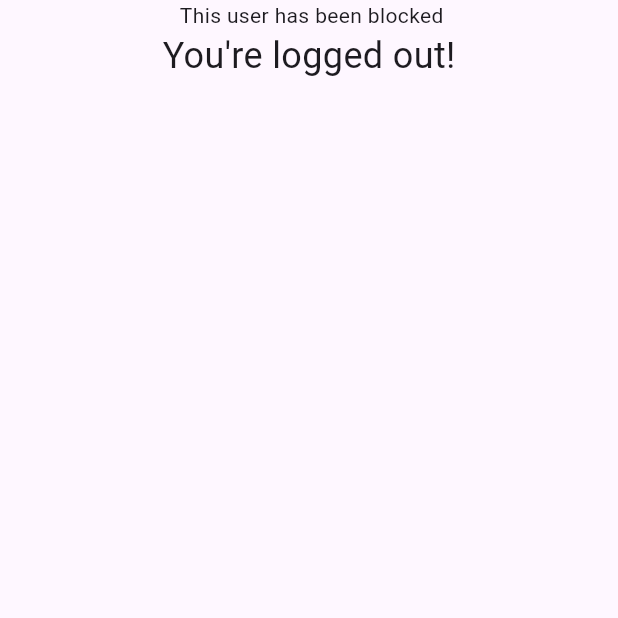
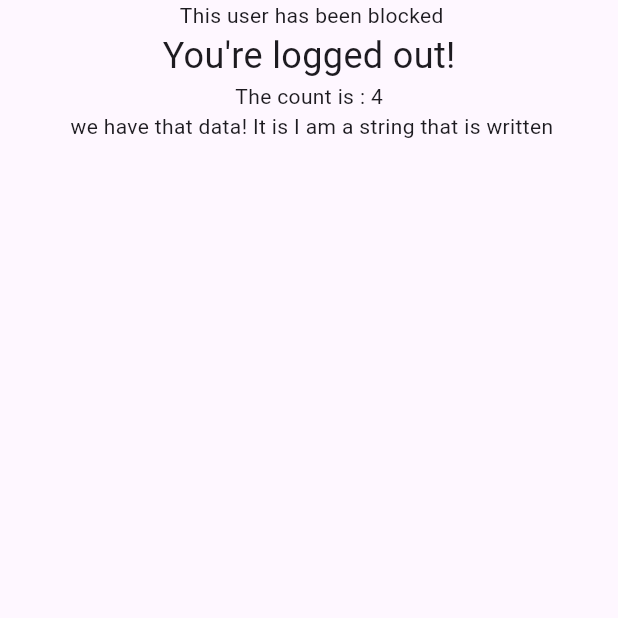
Before and after one commit to Nayashaa/dart_learning_examples, a Flutter app: the screen it shows after launch, on a phone screen of 412 x 824 dp, the top half of it. Run offline on Flutter 3.47's test engine with Material 3 defaults, Android fonts, the phone set to English and light mode, and no system bars; our stand-ins replace bloc.

Commit message:
"lots of streams, streamControllers, iterators & more"

```diff
--- /dev/null
+++ b/devtools_options.yaml
@@ -0,0 +1 @@
+extensions:
--- /dev/null
+++ b/lib/iterables/iterables.dart
@@ -0,0 +1,8 @@
+// TODO Implement this library.
+//
+//
+Iterable<int> generateNumbersIterable(int count) sync* {
+  for (int i = 0; i < count; i++) {
+    yield i;
+  }
+}
--- a/lib/main.dart
+++ b/lib/main.dart
@@ -1,67 +1,22 @@
 import 'dart:async';
-
-import 'package:dart_learning_examples/objects/person.dart';
 import 'package:dart_learning_examples/objects/user.dart';
 import 'package:dart_learning_examples/streams/stream.dart';
+import 'package:dart_learning_examples/streams/stream_controller.dart';
+import 'package:dart_learning_examples/streams/stream_init_functions.dart';
+import 'package:dart_learning_examples/streams/widget_streams/stream_stateful_widgets.dart';
+import 'package:dart_learning_examples/streams/widget_streams/stream_stateless_widgets.dart';
 import 'package:flutter/material.dart';
 
 void main() {
   runApp(const MainApp());
 
-  // var susan = Friend()..setName("klye");
-  // print(susan.getName()); // Outputs: klye
-  // print(susan.name);
-  // print(generateNumbers().listen((event) {}));
-  generateNumbers().forEach((element) {
-    // print(element);
-  });
+  streamControllerExample();
 
-  Future.delayed(Duration(seconds: 5), () {
-    // Cancel the subscription after 5 seconds
-    // This is just to demonstrate that forEach will keep processing until the stream is done or an error occurs.
-    // In this case, we'll cancel the subscription after 5 seconds to terminate the stream.
-    generateNumbers().listen(null).cancel();
-  });
-////////////////////////////
-  // StreamSubscription<int> subscription = generateNumbers().listen(
-  //   (event) {
-  //     print(event);
-  //   },
-  // );
+  // iterableGenerateNumbersFunction();
 
-  // Future.delayed(Duration(seconds: 5), () {
-  //   // Cancel the subscription after 2 seconds
-  //   subscription.cancel();
-  // });
-  ///////////////////////////
+  // generateNumbersFunction();
 
-  // generateNumbers().listen((event) {
-  //   (event) {
-  //     print(event);
-  //   };
-  // });
-
-  // generateNumbers().listen((event) {
-  //   print(event);
-  // });
-
-  // generateNumbers().listen((event) {
-  //   print(event);
-  // });
-
-  // print(Friend().name);
-  // var susan = Friend()..name = "klye";
-  // print(susan.name);
-
-  // countDown().listen(
-  //   (event) {
-  //     print(event);
-  //   },
-  // );
-
-  // Women(name: "sandea").makeSound();
-  // print(PremiumUser(name: "carlie").isActive);
-  // print(BlockedUser(template: Blocked(), name: "percy").isActive);
+  // printName();
 }
 
 class MainApp extends StatelessWidget {
@@ -76,7 +31,12 @@ class MainApp extends StatelessWidget {
           child: Column(
             children: [
               Text(BlockedUser(template: Blocked(), name: "user").description),
-              CountDownWidget()
+              OneGeneratorWidget(),
+              CountDownWidget(),
+              CountUpWidget(),
+              FutureBuilderExample(
+                passedFuture: writeAString(),
+              ),
             ],
           ),
         ),
@@ -84,42 +44,3 @@ class MainApp extends StatelessWidget {
     );
   }
 }
-
-class CountDownWidget extends StatelessWidget {
-  final Stream<int> _countDownStream = countDown();
-
-  CountDownWidget({super.key});
-
-  @override
-  Widget build(BuildContext context) {
-    return StreamBuilder<int>(
-      stream: _countDownStream,
-      builder: (context, snapshot) {
-        if (snapshot.data == 0) {
-          print("i will log you out");
-          return const Center(
-            child: Text(
-              "You're logged out!",
-              style: TextStyle(fontSize: 24),
-            ),
-          );
-        } else if (snapshot.hasData) {
-          return Center(
-            child: Text(
-              'You will be logged out in: ${snapshot.data}',
-              style: const TextStyle(fontSize: 24),
-            ),
-          );
-        } else if (snapshot.hasError) {
-          return Center(
-            child: Text('Error: ${snapshot.error}'),
-          );
-        } else {
-          return const Center(
-            child: CircularProgressIndicator(),
-          );
-        }
-      },
-    );
-  }
-}
--- a/lib/streams/stream.dart
+++ b/lib/streams/stream.dart
@@ -28,27 +28,35 @@ Stream<int> countDown() async* {
   }
 }
 
+Stream<int> countUp() async* {
+  for (var i = 0; i < 5; i++) {
+    await Future.delayed(Duration(seconds: 1));
+    yield i;
+  }
+}
+
 Stream<int> generateNumbers() async* {
   while (true) {
-    await Future.delayed(Duration(seconds: 1));
+    await Future.delayed(const Duration(seconds: 1));
     yield 1;
   }
 }
 
 Stream<int> generateNumbers2() async* {
-  yield* Stream.periodic(Duration(seconds: 1), (count) => 1);
+  yield* Stream.periodic(const Duration(seconds: 1), (count) => 1);
 }
 
-/// dont remmeber how to handle a stream.
+/// Futures:
+///
+///
 
+Future<String> fetchSomeData() async {
+  // Some asynchronous operation, e.g., fetching data from a server
+  await Future.delayed(Duration(seconds: 2));
+  return "dude";
+}
 
-// Future<Stream<Widget>> widgetStream() async {
-//   print(widgetStream());
-//   List<Widget> widgetList = [];
-//   for (var i = 0; i < 5; i++) {
-//     widgetList.add(Container(
-//       child: Text("ha"),
-//     ));
-//   }
-//   return await Future.delayed(Duration(seconds: 1));
-// }
+Future<String> writeAString() async {
+  await Future.delayed(Duration(seconds: 5));
+  return "I am a string that is written";
+}
--- /dev/null
+++ b/lib/streams/widget_streams/stream_stateless_widgets.dart
@@ -0,0 +1,94 @@
+import 'dart:async';
+
+import 'package:dart_learning_examples/streams/stream.dart';
+import 'package:flutter/material.dart';
+
+class CountDownWidget extends StatelessWidget {
+  final Stream<int> _countDownStream = countDown();
+
+  CountDownWidget({super.key});
+
+  @override
+  Widget build(BuildContext context) {
+    return StreamBuilder<int>(
+      stream: _countDownStream,
+      builder: (context, snapshot) {
+        if (snapshot.data == 0) {
+          print("i will log you out");
+          return const Center(
+            child: Text(
+              "You're logged out!",
+              style: TextStyle(fontSize: 24),
+            ),
+          );
+        } else if (snapshot.hasData) {
+          return Center(
+            child: Text(
+              'You will be logged out in: ${snapshot.data}',
+              style: const TextStyle(fontSize: 24),
+            ),
+          );
+        } else if (snapshot.hasError) {
+          return Center(
+            child: Text('Error: ${snapshot.error}'),
+          );
+        } else {
+          return const Center(
+            child: CircularProgressIndicator(),
+          );
+        }
+      },
+    );
+  }
+}
+
+class CountUpWidget extends StatelessWidget {
+  const CountUpWidget({super.key});
+
+  @override
+  Widget build(BuildContext context) {
+    return StreamBuilder(
+        stream: countUp(),
+        builder: (context, snapshot) {
+          if (snapshot.data == 0) {
+            return Text("Starting count! ");
+          } else if (snapshot.hasData) {
+            return Text("The count is : ${snapshot.data}");
+          } else if (snapshot.hasError) {
+            return Text('Error: ${snapshot.error}');
+          } else {
+            return CircularProgressIndicator();
+          }
+        });
+  }
+}
+
+class FutureBuilderExample extends StatelessWidget {
+  final Future<String> passedFuture;
+
+  const FutureBuilderExample({super.key, required this.passedFuture});
+
+  @override
+  Widget build(BuildContext context) {
+    return FutureBuilder(
+        future: passedFuture,
+        builder: (context, snapshot) {
+          if (snapshot.hasData) {
+            return Text(" we have that data! It is ${snapshot.data}");
+          } else if (snapshot.hasError) {
+            return Text("oh no theres an error ${snapshot.error}");
+          } else {
+            return CircularProgressIndicator();
+          }
+        });
+  }
+}
+
+class MyWidget extends StatelessWidget {
+  const MyWidget({super.key});
+
+  @override
+  Widget build(BuildContext context) {
+    return const Placeholder();
+  }
+}
```
Also changed, not shown: lib/iterables/iterable_init_functions.dart (added, +9 -0 lines), lib/streams/stream_controller.dart (added, +38 -0 lines), lib/streams/stream_init_functions.dart (added, +48 -0 lines), lib/streams/widget_streams/stream_stateful_widgets.dart (added, +43 -0 lines).
